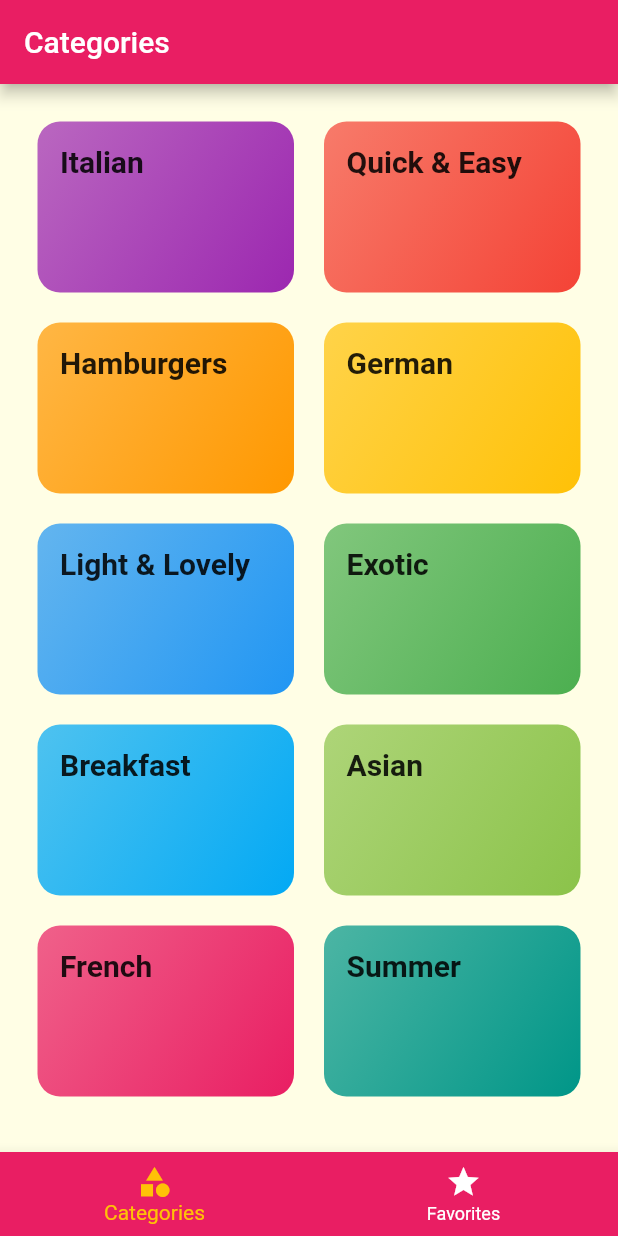
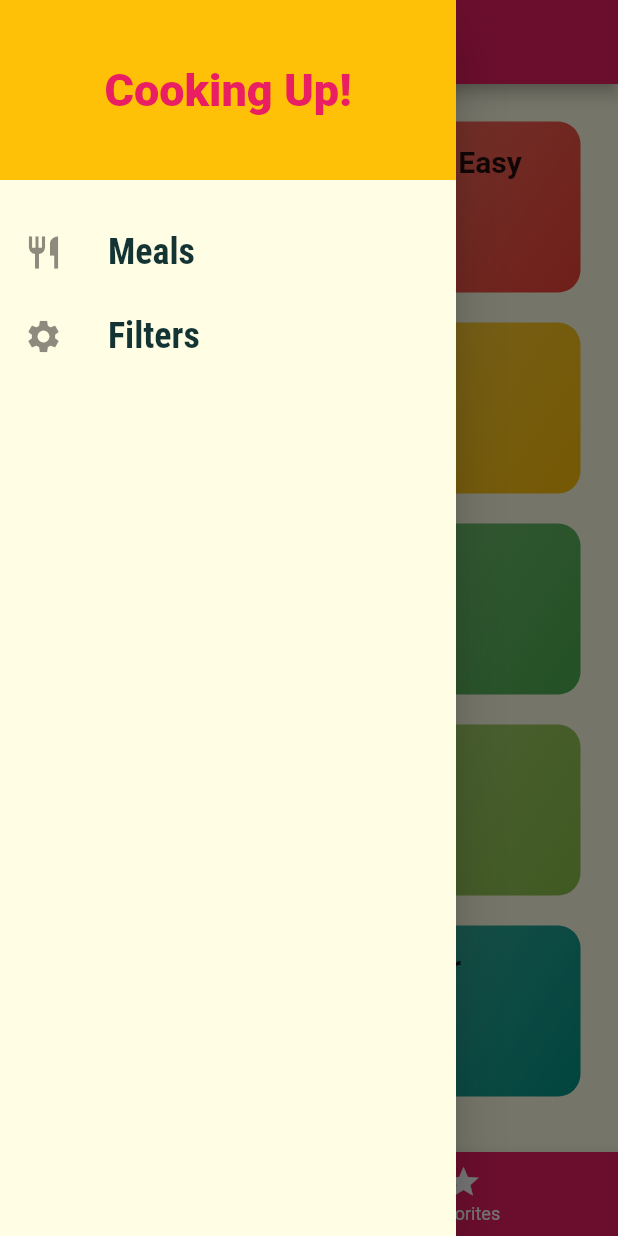
Before and after one commit to michaelpropp18/Recipes, a Flutter app: the screen it shows after launch, with the side drawer open (before the commit the screen has no drawer), on a phone screen of 412 x 824 dp. Run offline on Flutter 3.47's test engine with Material 2 defaults, Android fonts, the phone set to English and light mode, and no system bars; Roboto replaces fonts that are missing (Railway, RobotCondensed).

Commit message:
Navigation Side Bar

```diff
--- a/lib/main.dart
+++ b/lib/main.dart
@@ -1,6 +1,7 @@
 import 'package:flutter/material.dart';
-import 'package:recipes/screens/meal_detail_screen.dart';
 
+import './screens/filters_screen.dart';
+import './screens/meal_detail_screen.dart';
 import './screens/category_meals_screen.dart';
 import './screens/categories_screen.dart';
 import './screens/tabs_screen.dart';
@@ -31,6 +32,7 @@ class MyApp extends StatelessWidget {
         '/': (ctx) => TabsScreen(),
         CategoryMealsScreen.routeName: (ctx) => CategoryMealsScreen(),
         MealDetailScreen.routeName: (ctx) => MealDetailScreen(),
+        FiltersScreen.routeName: (ctx) => FiltersScreen(),
       },
       /*
       onGenerateRoute: (settings) {
--- /dev/null
+++ b/lib/screens/filters_screen.dart
@@ -0,0 +1,11 @@
+import 'package:flutter/material.dart';
+
+class FiltersScreen extends StatelessWidget {
+  static const routeName = '/filters';
+  @override
+  Widget build(BuildContext context) {
+    return Text('Filters'
+
+    );
+  }
+}
--- a/lib/screens/tabs_screen.dart
+++ b/lib/screens/tabs_screen.dart
@@ -1,5 +1,6 @@
 import 'package:flutter/material.dart';
 
+import '../widgets/main_drawer.dart';
 import 'categories_screen.dart';
 import 'favorites_screen.dart';
 
@@ -28,6 +29,7 @@ class _TabsScreenState extends State<TabsScreen> {
       appBar: AppBar(
         title: Text(_pages[_selectedPageIndex]['title']),
       ),
+      drawer: MainDrawer(),
       body: _pages[_selectedPageIndex]['page'],
       bottomNavigationBar: BottomNavigationBar(
         onTap: (index) {
--- /dev/null
+++ b/lib/widgets/main_drawer.dart
@@ -0,0 +1,49 @@
+import 'package:flutter/material.dart';
+import 'package:recipes/screens/filters_screen.dart';
+
+class MainDrawer extends StatelessWidget {
+  Widget buildListTile(String title, IconData icon, Function tapHandler) {
+    return ListTile(
+        leading: Icon(
+          icon,
+          size: 26,
+        ),
+        title: Text(
+          title,
+          style: TextStyle(
+              fontFamily: 'RobotoCondensed',
+              fontSize: 24,
+              fontWeight: FontWeight.bold),
+        ),
+        onTap: tapHandler);
+  }
+
+  @override
+  Widget build(BuildContext context) {
+    return Drawer(
+      child: Column(
+        children: <Widget>[
+          Container(
+            height: 120,
+            color: Theme.of(context).accentColor,
+            width: double.infinity,
+            padding: EdgeInsets.all(20),
+            alignment: Alignment.center,
+            child: Text('Cooking Up!',
+                style: TextStyle(
+                    fontSize: 30,
+                    color: Theme.of(context).primaryColor,
+                    fontWeight: FontWeight.w900)),
+          ),
+          SizedBox(height: 20),
+          buildListTile('Meals', Icons.restaurant, () {
+            Navigator.of(context).pushNamed('/');
+          }),
+          buildListTile('Filters', Icons.settings, () {
+            Navigator.of(context).pushNamed(FiltersScreen.routeName);
+          }),
+        ],
+      ),
+    );
+  }
+}
```
